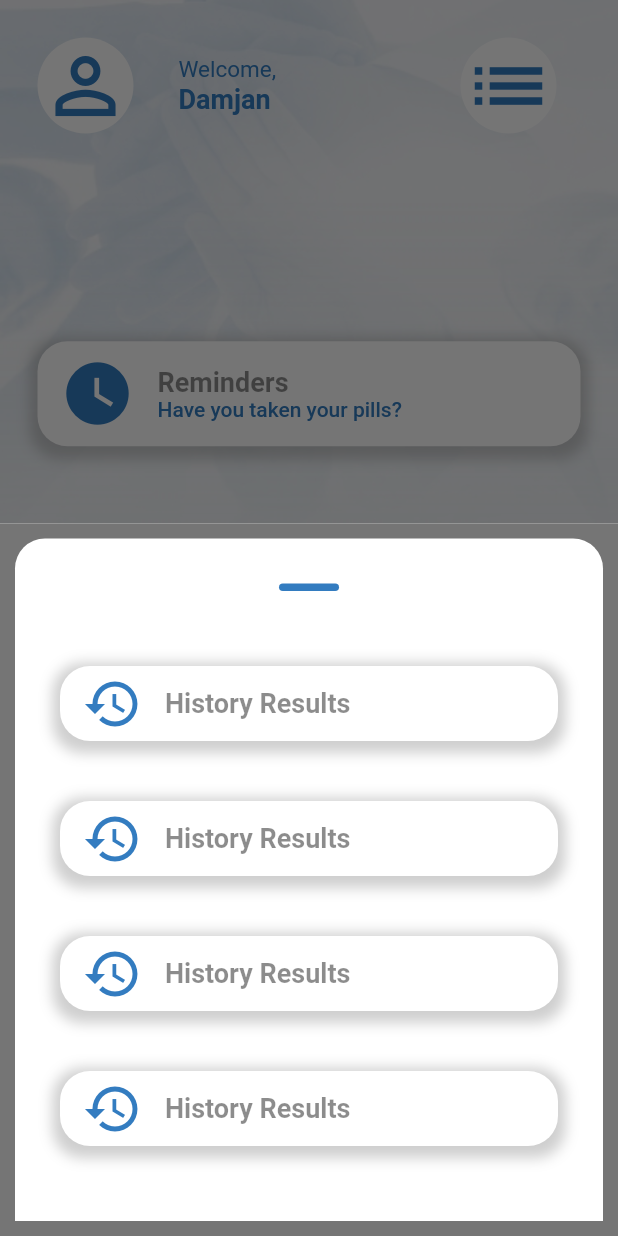
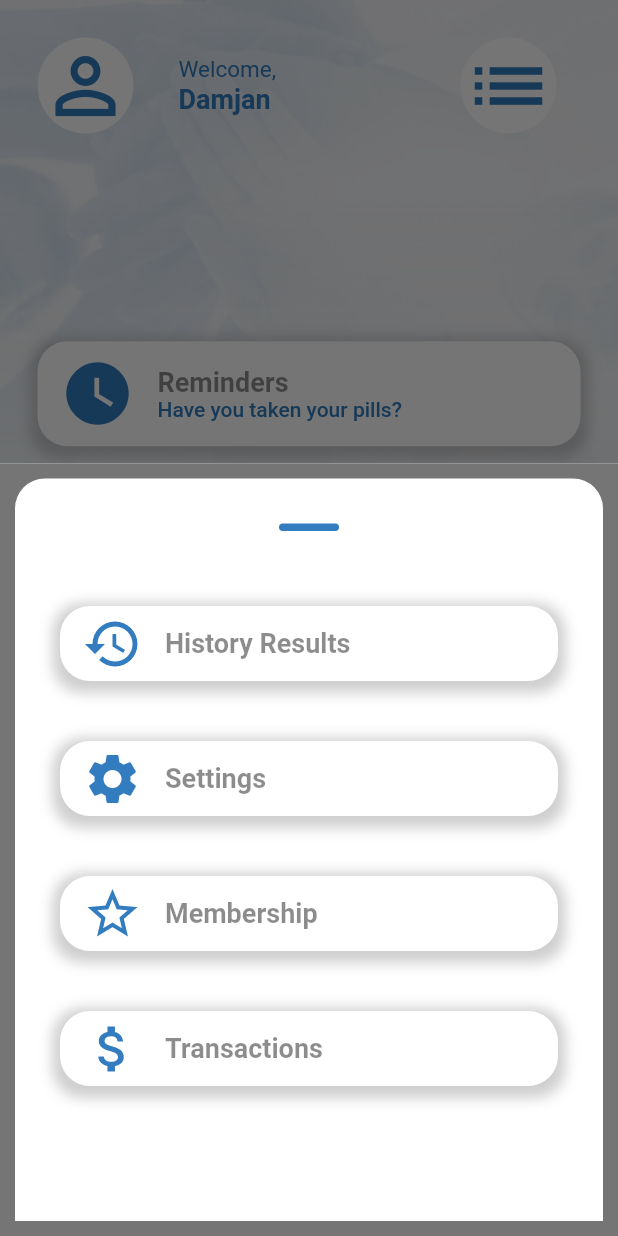
Before and after one commit to dmtratanasov/Healthcare_Mobile_App, a Flutter app: the AppHomeScreen screen opened by its route, after a tap on the "list" icon, on a phone screen of 412 x 824 dp. Run offline on Flutter 3.47's test engine with Material 2 defaults, Android fonts, the phone set to English and light mode, and no system bars.

```diff
--- a/nexthop_internship/lib/constants.dart
+++ b/nexthop_internship/lib/constants.dart
@@ -1,6 +1,7 @@
 import 'package:flutter/material.dart';
 
 Color kBlueAppColor = Color(0xff337CC0);
+Color kGreyColor = Color(0xffD9E1E9);
 
 TextStyle kBlueBoldTextStyle = TextStyle(
     color: kBlueAppColor,
--- a/nexthop_internship/lib/screens/app_home_screen.dart
+++ b/nexthop_internship/lib/screens/app_home_screen.dart
@@ -124,13 +124,21 @@ class AppHomeScreen extends StatelessWidget {
                         children: [
                           Column(
                             children: [
-                              CircleAvatar(
+                              Container(
+                                decoration: BoxDecoration(
+                                  shape: BoxShape.circle ,
+                                  boxShadow: [
+                                    BoxShadow(color: kGreyColor,spreadRadius: 9.0,blurRadius: 6.0,offset: Offset(0,3))
+                                  ]
+                                ),
+                                child: CircleAvatar(
                                   radius: 60.0,
                                   backgroundColor: Colors.white,
                                   child: Icon(
                                     Icons.video_call,
                                     color: kBlueAppColor,
                                     size: 80.0,
+                                  ),
                                 ),
                               ),
                               SizedBox(
@@ -144,13 +152,21 @@ class AppHomeScreen extends StatelessWidget {
                           ),
                           Column(
                             children: [
-                              CircleAvatar(
+                              Container(
+                                decoration: BoxDecoration(
+                                    shape: BoxShape.circle ,
+                                    boxShadow: [
+                                      BoxShadow(color: kGreyColor,spreadRadius: 9.0,blurRadius: 6.0,offset: Offset(0,3))
+                                    ]
+                                ),
+                                child: CircleAvatar(
                                   radius: 60.0,
                                   backgroundColor: Colors.white,
                                   child: Icon(
                                     Icons.calendar_today,
                                     color: kBlueAppColor,
                                     size: 80.0,
+                                  ),
                                 ),
                               ),
                               SizedBox(
@@ -172,7 +188,14 @@ class AppHomeScreen extends StatelessWidget {
                         children: [
                           Column(
                             children: [
-                              CircleAvatar(
+                              Container(
+                                decoration: BoxDecoration(
+                                    shape: BoxShape.circle ,
+                                    boxShadow: [
+                                      BoxShadow(color: kGreyColor,spreadRadius: 9.0,blurRadius: 6.0,offset: Offset(0,3))
+                                    ]
+                                ),
+                                child: CircleAvatar(
                                     radius: 60.0,
                                     backgroundColor: Colors.white,
                                     child: Text(
@@ -182,6 +205,7 @@ class AppHomeScreen extends StatelessWidget {
                                           fontSize: 40.0,
                                           fontWeight: FontWeight.bold),
                                     )),
+                              ),
                               SizedBox(
                                 height: 5.0,
                               ),
@@ -196,13 +220,21 @@ class AppHomeScreen extends StatelessWidget {
                           ),
                           Column(
                             children: [
-                              CircleAvatar(
+                              Container(
+                                decoration: BoxDecoration(
+                                    shape: BoxShape.circle ,
+                                    boxShadow: [
+                                      BoxShadow(color: kGreyColor,spreadRadius: 9.0,blurRadius: 6.0,offset: Offset(0,3))
+                                    ]
+                                ),
+                                child: CircleAvatar(
                                   radius: 60.0,
                                   backgroundColor: Colors.white,
                                   child: Icon(
                                     Icons.graphic_eq,
                                     color: kBlueAppColor,
                                     size: 80.0,
+                                  ),
                                 ),
                               ),
                               SizedBox(
--- a/nexthop_internship/lib/screens/hamburger_button_modal_screen.dart
+++ b/nexthop_internship/lib/screens/hamburger_button_modal_screen.dart
@@ -17,7 +17,7 @@ class HamburgerButtonModalScreen extends StatelessWidget {
           ),
         ),
         child: Padding(
-          padding: EdgeInsets.only(bottom: 20.0),
+          padding: EdgeInsets.only(bottom: 60.0),
           child: Column(
             children: [
               Container(
@@ -75,13 +75,13 @@ class HamburgerButtonModalScreen extends StatelessWidget {
                 child: Row(
                   children: [
                     Icon(
-                      Icons.history,
+                      Icons.settings,
                       color: kBlueAppColor,
                       size: 40.0,
                     ),
                     SizedBox(width: 15.0),
                     Text(
-                      'History Results',
+                      'Settings',
                       style: kBlueBoldTextStyle.copyWith(
                           color: Colors.black45, fontSize: 18.0),
                     ),
@@ -105,13 +105,13 @@ class HamburgerButtonModalScreen extends StatelessWidget {
                 child: Row(
                   children: [
                     Icon(
-                      Icons.history,
+                      Icons.star_border,
                       color: kBlueAppColor,
                       size: 40.0,
                     ),
                     SizedBox(width: 15.0),
                     Text(
-                      'History Results',
+                      'Membership',
                       style: kBlueBoldTextStyle.copyWith(
                           color: Colors.black45, fontSize: 18.0),
                     ),
@@ -135,13 +135,13 @@ class HamburgerButtonModalScreen extends StatelessWidget {
                 child: Row(
                   children: [
                     Icon(
-                      Icons.history,
+                      Icons.attach_money,
                       color: kBlueAppColor,
                       size: 40.0,
                     ),
                     SizedBox(width: 15.0),
                     Text(
-                      'History Results',
+                      'Transactions',
                       style: kBlueBoldTextStyle.copyWith(
                           color: Colors.black45, fontSize: 18.0),
                     ),
```
Lines whose indentation alone changed are shown as unchanged.
